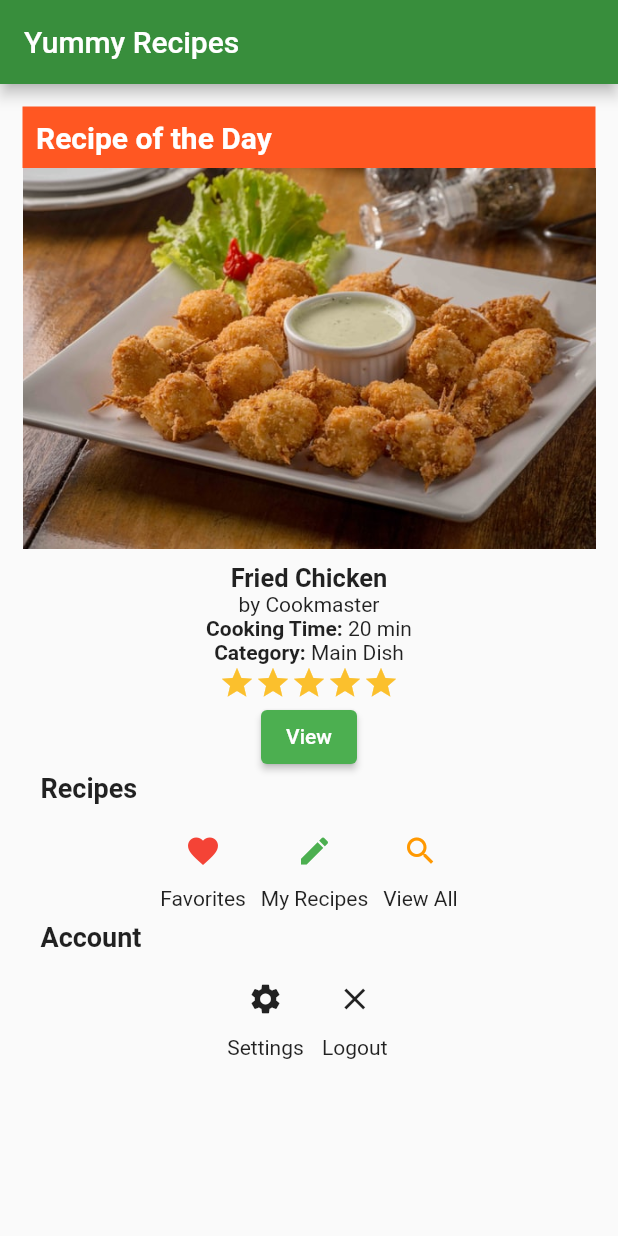
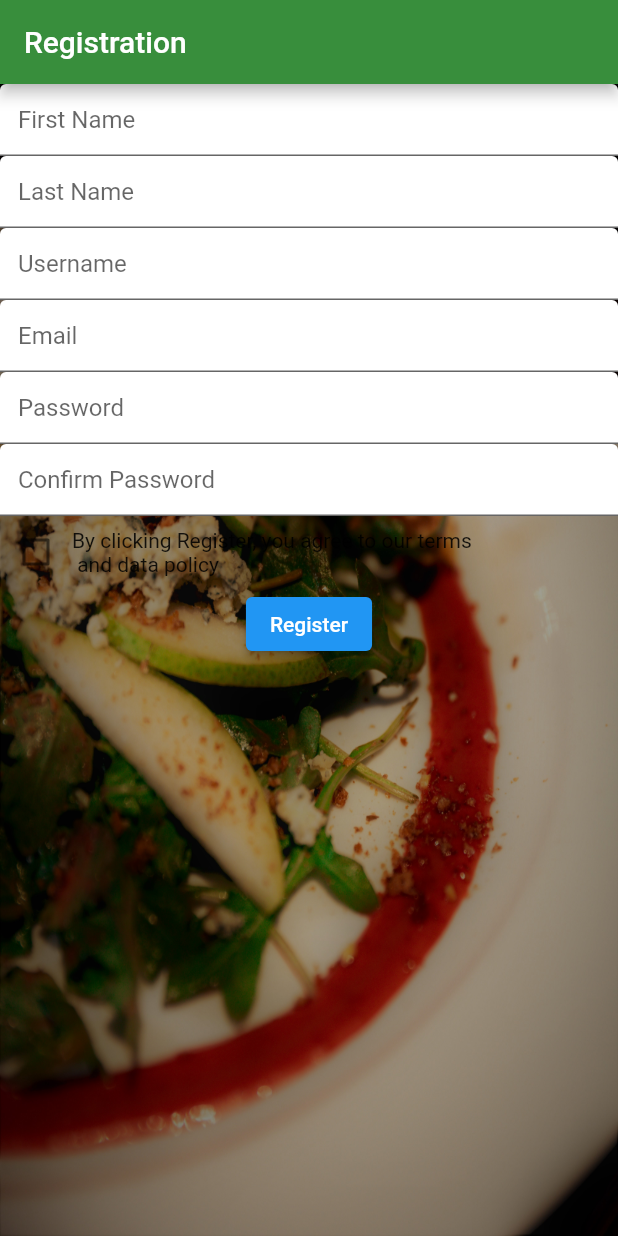
Before and after one commit to zindelluib/yummyrecipes-flutter-app, a Flutter app: the screen it shows after launch, on a phone screen of 412 x 824 dp. Run offline on Flutter 3.47's test engine with Material 2 defaults, Android fonts, the phone set to English and light mode, and no system bars.

```diff
--- a/lib/main.dart
+++ b/lib/main.dart
@@ -1,6 +1,6 @@
 import 'package:flutter/material.dart';
-import 'homepage.dart';
-
+//import 'homepage.dart';
+import 'registrationpage.dart';
 void main() {
   runApp(YummyRecipesApp());
 }
@@ -12,7 +12,8 @@ class YummyRecipesApp extends StatelessWidget{
   Widget build(BuildContext context){
     return MaterialApp(
       title: 'Yummy Recipes',
-      home: HomePage()
+      //home: HomePage()
+      home: RegistrationPage()
     );//MaterialApp
   }
 
--- /dev/null
+++ b/lib/registrationform.dart
@@ -0,0 +1,139 @@
+import 'package:flutter/material.dart';
+
+
+class RegistrationForm extends StatefulWidget{
+	@override
+	RegistrationFormState createState() => RegistrationFormState();
+
+}
+
+InputDecoration txtDecoration(var str){
+
+	return  InputDecoration(
+		fillColor: Colors.white,
+		filled: true,
+		hintText: str
+	);
+}
+
+
+
+class RegistrationFormState extends State<RegistrationForm>{
+
+	final _formKey  = GlobalKey<FormState>();
+	bool _isAccepted  = false;
+	final emailExp = new RegExp(r"(^[a-zA-Z0-9_.+-]+@[a-zA-Z0-9-]+\.[a-zA-Z0-9-.]+$)");
+	final passTxtController  = TextEditingController();
+
+	@override
+	  void dispose() {
+	    passTxtController.dispose();
+	    super.dispose();
+	  }
+
+	@override
+	Widget build(BuildContext context){
+		return Form(
+			key: _formKey,
+			child: Column(
+				children: [
+					TextFormField(
+						decoration:txtDecoration('First Name'),
+						validator: (value){
+							if (value.isEmpty) {
+						      return 'First name is Required';
+						    }
+						    return null;
+						}
+					),
+					TextFormField(
+						decoration: txtDecoration('Last Name'),
+						validator: (value){
+							if (value.isEmpty) {
+						      return 'Last name is Required';
+						    }
+						    return null;
+						}
+					),
+					TextFormField(
+						decoration : txtDecoration('Username'),
+						validator: (value){
+							if (value.isEmpty) {
+						      return 'Username is Required';
+						    }
+						    return null;
+						}
+					),
+					TextFormField(
+						decoration : txtDecoration('Email'),
+						validator: (value){
+							if (value.isEmpty)
+						      return 'Email is Required';
+						   	else if(emailExp.hasMatch(value) == false)
+						   		return 'Invalid Email';
+
+						    return null;
+						}
+					),
+					TextFormField(
+						obscureText: true,
+						decoration : txtDecoration('Password'),
+						controller: passTxtController,
+						validator: (value){
+
+							if (value.isEmpty) {
+						      return 'Password is Required';
+						    }
+						    else if(value.length < 8)
+						    	return 'Password must be at least 8 characters';
+						    return null;
+						}
+					),
+					TextFormField(
+						obscureText: true,
+						decoration : txtDecoration('Confirm Password'),
+						validator: (value){
+
+							if (value.isEmpty)
+						     	return 'Please confirm your password';
+						    else if(value != passTxtController.text)
+						    	return 'Password did not match';
+
+						    return null;
+						}
+					),
+					Row(
+						children: [
+							Checkbox(
+								value: _isAccepted,
+								onChanged: (isAccepted){
+									setState((){
+										_isAccepted   = isAccepted;
+									});
+								}
+
+							),
+							Text('By clicking Register, you agree to our terms\n and data policy')
+
+						]
+					),
+					ElevatedButton(
+						child: Text('Register'),
+						onPressed:(){
+							if (_formKey.currentState.validate()) {
+
+						      Scaffold
+						          .of(context)
+						          .showSnackBar(SnackBar(content: Text('Saving...')));
+						    }
+
+						}
+					)
+
+				]
+
+			)//Column
+
+		);//Form
+	}
+}
--- /dev/null
+++ b/lib/registrationpage.dart
@@ -0,0 +1,35 @@
+import 'package:flutter/material.dart';
+import 'registrationform.dart';
+
+class RegistrationPage extends StatelessWidget{
+
+	@override
+	Widget build(BuildContext context){
+		return Scaffold(
+			appBar: AppBar(
+				title: Text('Registration'),
+	          	backgroundColor: Color.fromRGBO(56,142,60,1)
+			),
+			body: Stack(
+				children: [
+					Container(
+					    decoration: BoxDecoration(
+						    	image: DecorationImage(image: AssetImage("assets/images/login.jpg"),
+						    	fit: BoxFit.fill
+					    	)
+					    )//BoxDecoration
+					),//Container
+					SingleChildScrollView(
+						child: Container(
+							child: RegistrationForm()
+						)//Container
+					)//SingleChildScrollView
+
+				]
+			)
+
+		);
+
+	}
+
+}
```
Also changed, not shown: assets/images/login.jpg (added).
